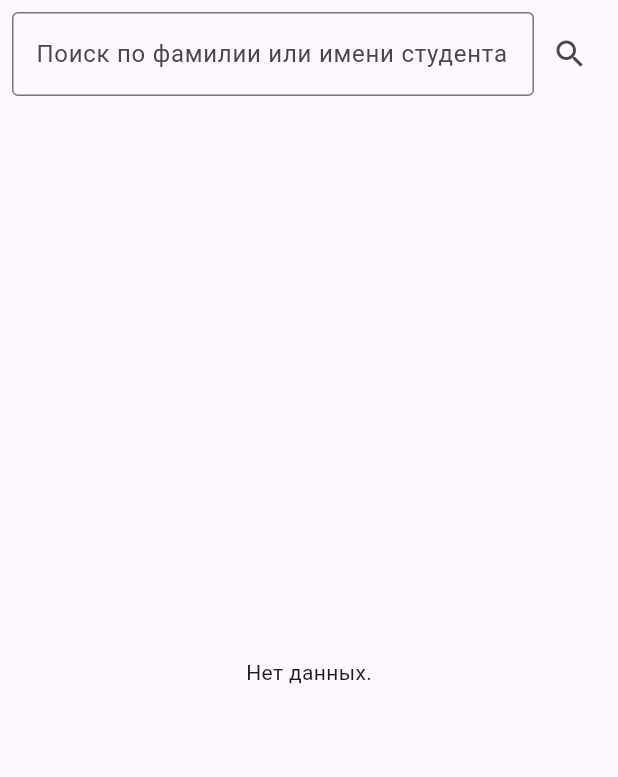
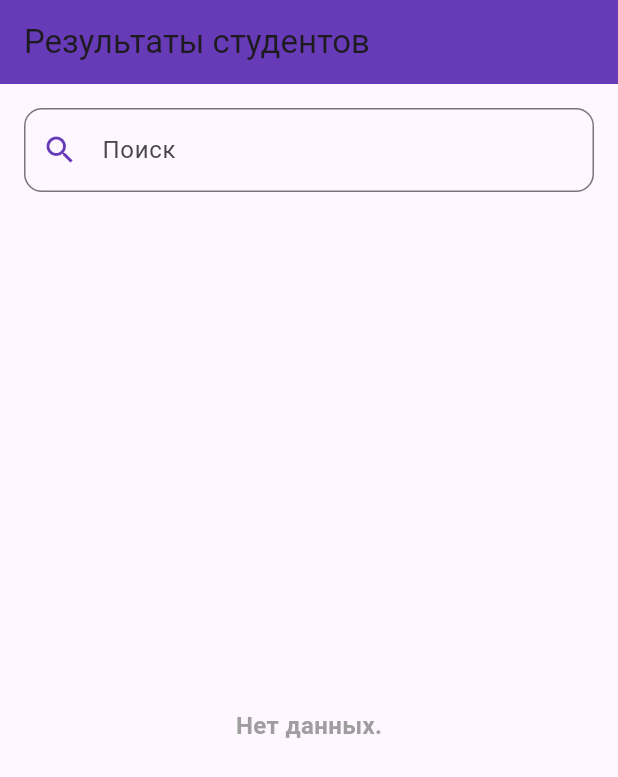
Before and after one commit to kirrlqh/StudyFlow, a Flutter app: the ResultsTab screen opened directly, on a phone screen of 412 x 824 dp. Shown: the top 777 px of the screen. Run offline on Flutter 3.47's test engine with Material 3 defaults, Android fonts, the phone set to English and light mode, and no system bars; our stand-ins replace supabase_flutter; accounts and stored records are empty.

Commit message:
sixth commit

```diff
--- a/lib/results_tab.dart
+++ b/lib/results_tab.dart
@@ -8,26 +8,24 @@ class ResultsTab extends StatefulWidget {
 
 class _ResultsTabState extends State<ResultsTab> {
   final TextEditingController _searchController = TextEditingController();
-  List<Map<String, dynamic>> results = []; // Данные таблицы результатов
-  List<Map<String, dynamic>> filteredResults = []; // Отфильтрованные результаты
-  bool isLoading = true; // Состояние загрузки данных
+  List<Map<String, dynamic>> results = [];
+  List<Map<String, dynamic>> filteredResults = [];
+  bool isLoading = true;
 
-  // Функция для получения имени и фамилии студентов
   Future<String> fetchStudentName(int studentId) async {
     final response = await Supabase.instance.client
         .from('students')
-        .select('name, surname') // Извлекаем имя и фамилию
+        .select('name, surname')
         .eq('id', studentId)
         .single();
 
     if (response != null && response['name'] != null && response['surname'] != null) {
-      return '${response['surname']} ${response['name']}'; // Возвращаем фамилию и имя
+      return '${response['surname']} ${response['name']}';
     } else {
-      return 'Неизвестно'; // Если имя или фамилия не найдены
+      return 'Неизвестно';
     }
   }
 
-  // Функция для получения данных из таблицы results
   Future<void> fetchResults() async {
     try {
       final response = await Supabase.instance.client
@@ -41,7 +39,7 @@ class _ResultsTabState extends State<ResultsTab> {
           final studentName = await fetchStudentName(result['studentid']);
           fetchedResults.add({
             'id': result['id'],
-            'student': studentName, // Добавляем фамилию и имя студента
+            'student': studentName,
             'score': result['score'],
             'numberschool': result['numberschool'],
             'dateevent': result['dateevent'],
@@ -51,8 +49,8 @@ class _ResultsTabState extends State<ResultsTab> {
 
         setState(() {
           results = fetchedResults;
-          filteredResults = fetchedResults; // Изначально показываем все результаты
-          isLoading = false; // Загрузка завершена
+          filteredResults = fetchedResults;
+          isLoading = false;
         });
       } else {
         throw Exception('Ошибка загрузки результатов.');
@@ -60,12 +58,11 @@ class _ResultsTabState extends State<ResultsTab> {
     } catch (e) {
       print('Ошибка загрузки данных: $e');
       setState(() {
-        isLoading = false; // Завершаем загрузку даже в случае ошибки
+        isLoading = false;
       });
     }
   }
 
-  // Функция фильтрации по фамилии студента
   void _filterResults(String query) {
     final filtered = results.where((result) {
       final studentName = result['student']?.toLowerCase() ?? '';
@@ -80,57 +77,79 @@ class _ResultsTabState extends State<ResultsTab> {
   @override
   void initState() {
     super.initState();
-    fetchResults(); // Загружаем результаты при инициализации
+    fetchResults();
   }
 
   @override
   Widget build(BuildContext context) {
-    return Column(
+    return Scaffold(
+      appBar: AppBar(
+        title: Text('Результаты студентов'),
+        backgroundColor: Colors.deepPurple,
+      ),
+      body: Column(
         children: [
           Padding(
-          padding: const EdgeInsets.all(8.0),
+            padding: const EdgeInsets.all(16.0),
             child: Row(
               children: [
                 Expanded(
                   child: TextField(
                     controller: _searchController,
+                    onChanged: _filterResults,
                     decoration: InputDecoration(
-                    labelText: 'Поиск по фамилии или имени студента',
-                    border: OutlineInputBorder(),
+                      hintText: 'Поиск по фамилии или имени...',
+                      labelText: 'Поиск',
+                      prefixIcon: Icon(Icons.search, color: Colors.deepPurple),
+                      border: OutlineInputBorder(
+                        borderRadius: BorderRadius.circular(12.0),
+                        borderSide: BorderSide(color: Colors.deepPurple, width: 2),
+                      ),
+                      focusedBorder: OutlineInputBorder(
+                        borderRadius: BorderRadius.circular(12.0),
+                        borderSide: BorderSide(color: Colors.deepPurpleAccent, width: 2),
                       ),
                     ),
                   ),
-              IconButton(
-                icon: Icon(Icons.search),
-                onPressed: () {
-                  _filterResults(_searchController.text); // Запуск фильтрации по кнопке
-                },
                 ),
               ],
             ),
           ),
           Expanded(
             child: isLoading
-              ? Center(child: CircularProgressIndicator()) // Показать индикатор загрузки
+                ? Center(child: CircularProgressIndicator())
                 : (filteredResults.isEmpty
-              ? Center(child: Text('Нет данных.'))
+                ? Center(child: Text('Нет данных.', style: TextStyle(fontSize: 16, fontWeight: FontWeight.bold, color: Colors.grey)))
                 : ListView.builder(
               itemCount: filteredResults.length,
               itemBuilder: (context, index) {
                 final result = filteredResults[index];
                 return Card(
-                margin: EdgeInsets.symmetric(vertical: 4, horizontal: 8),
+                  elevation: 5,
+                  margin: EdgeInsets.symmetric(vertical: 8, horizontal: 16),
+                  shape: RoundedRectangleBorder(
+                    borderRadius: BorderRadius.circular(16.0),
+                  ),
                   child: ListTile(
-                  title: Text(result['student'] ?? 'Неизвестно'),
+                    contentPadding: EdgeInsets.symmetric(vertical: 12, horizontal: 16),
+                    title: Text(
+                      result['student'] ?? 'Неизвестно',
+                      style: TextStyle(fontWeight: FontWeight.bold, fontSize: 18),
+                    ),
                     subtitle: Text(
                       'Школа №${result['numberschool']}, Предмет: ${result['subject']}, Балл: ${result['score']}, Дата: ${result['dateevent']}',
+                      style: TextStyle(fontSize: 14, color: Colors.grey[700]),
                     ),
+                    tileColor: Colors.white,
+                    shape: RoundedRectangleBorder(borderRadius: BorderRadius.circular(12)),
+                    leading: Icon(Icons.school, color: Colors.deepPurple),
                   ),
                 );
               },
             )),
           ),
         ],
+      ),
     );
   }
 }
```
Also changed, not shown: lib/schools_tab.dart (+15 -3 lines), lib/students_tab.dart (+18 -3 lines). Lines whose indentation alone changed are shown as unchanged.
